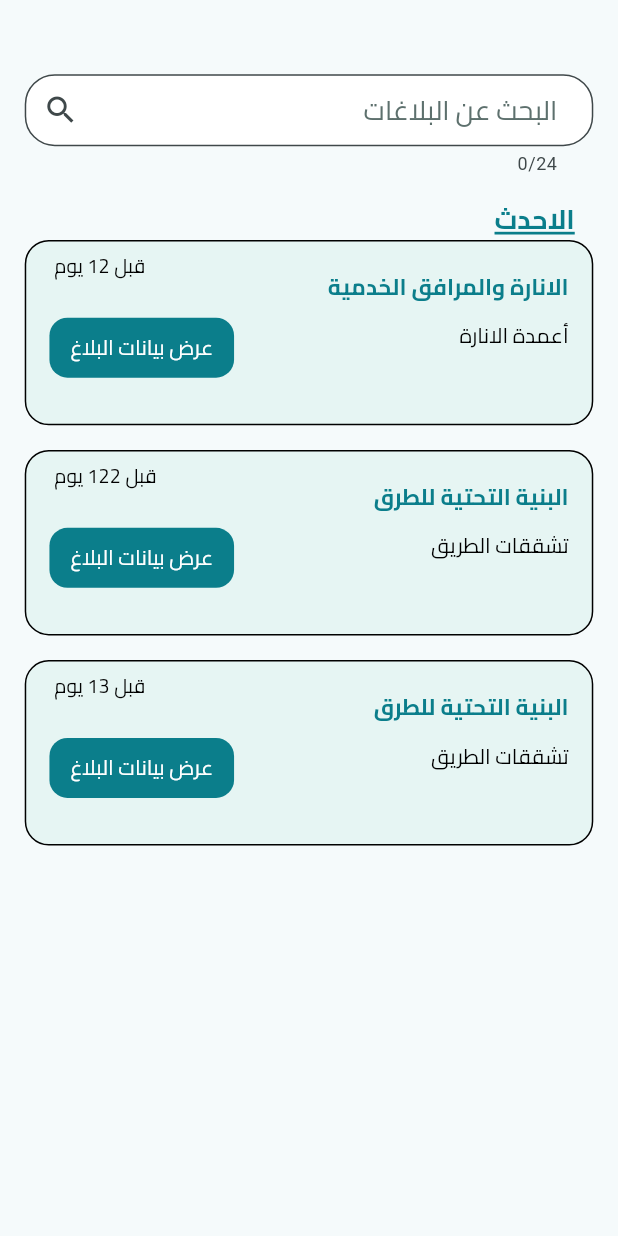
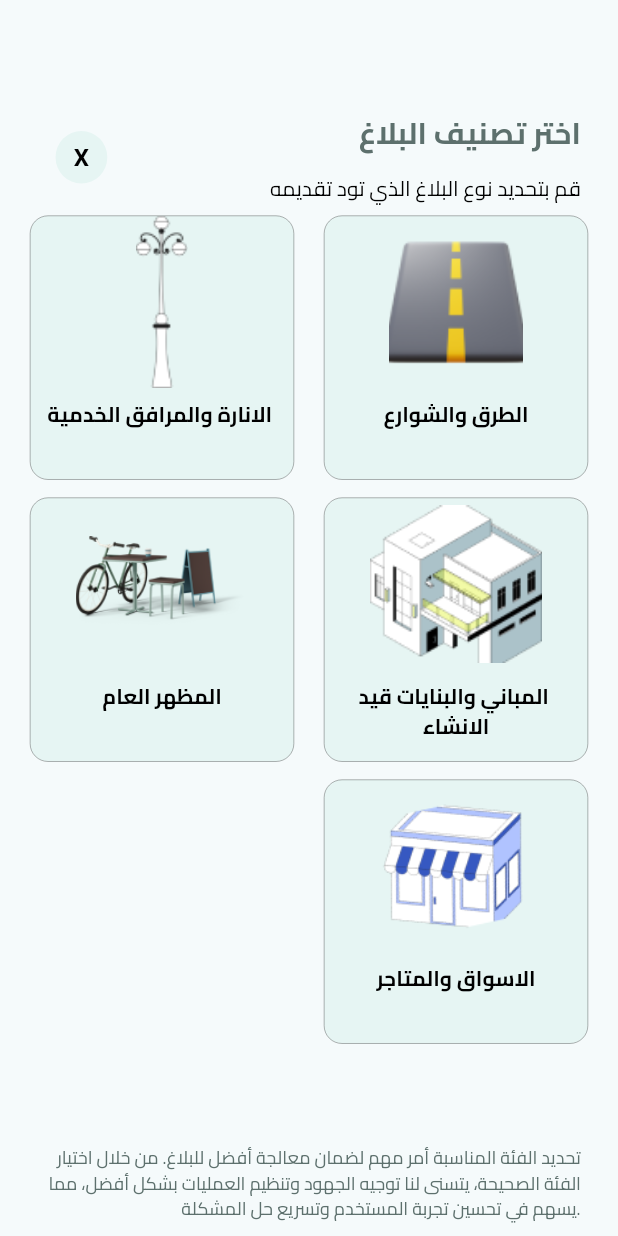
Before and after one commit to Abdullah-Jehani/Eamar_app, a Flutter app: the HomeScreen screen opened directly, after a tap on "ارفع بلاغ", on a phone screen of 412 x 824 dp. Run offline on Flutter 3.47's test engine with Material 3 defaults, Android fonts, the phone set to English and light mode, and no system bars; our stand-ins replace confetti, flutter_svg, google_nav_bar, image_picker, line_icons, shared_preferences and 1 more; missing offline and left inert: iconify_flutter; accounts and stored records are empty; project files that could hold a hidden picture were left out.

Commit message:
report submittion first screen completed

```diff
--- a/lib/screens/main/home_screen.dart
+++ b/lib/screens/main/home_screen.dart
@@ -1,6 +1,7 @@
 import 'package:eamar_app/helpers/colors.dart';
 import 'package:eamar_app/screens/main/center_screen.dart';
 import 'package:eamar_app/screens/main/settings_screen.dart';
+import 'package:eamar_app/screens/reportSubmittion/first_screen.dart';
 import 'package:eamar_app/widgets/home/card_widget.dart';
 import 'package:eamar_app/widgets/home/headline_widget.dart';
 import 'package:flutter/material.dart';
@@ -69,7 +70,7 @@ class _HomeScreenState extends State<HomeScreen> {
                 height: size.height * .008,
               ),
               const CardWidget(
-                route: CenterScreen(),
+                route: FirstScreen(),
                 head: 'قم بالتبليغ عن مظاهر التشوه البصري',
                 tail: 'ساهم في تحسين المشهد الحضاري للمدينه',
                 textButton: 'ارفع بلاغ',
--- a/lib/screens/profile/profile_screen.dart
+++ b/lib/screens/profile/profile_screen.dart
@@ -21,7 +21,8 @@ class _ProfileScreenState extends State<ProfileScreen> {
   Widget build(BuildContext context) {
     Size size = MediaQuery.of(context).size;
     return Scaffold(
-        body: Column(children: [
+        body: SingleChildScrollView(
+      child: Column(children: [
         SizedBox(
           height: size.height * .09,
         ),
@@ -162,6 +163,7 @@ class _ProfileScreenState extends State<ProfileScreen> {
             icon: const Icon(CupertinoIcons.device_phone_portrait),
           ),
         ),
-    ]));
+      ]),
+    ));
   }
 }
--- /dev/null
+++ b/lib/screens/reportSubmittion/camera_screen.dart
@@ -0,0 +1,19 @@
+import 'package:flutter/material.dart';
+
+class CameraScreen extends StatefulWidget {
+  const CameraScreen({super.key});
+
+  @override
+  State<CameraScreen> createState() => _CameraScreenState();
+}
+
+class _CameraScreenState extends State<CameraScreen> {
+  @override
+  Widget build(BuildContext context) {
+    return Scaffold(
+      body: Column(
+        children: [Text('camera screen')],
+      ),
+    );
+  }
+}
--- /dev/null
+++ b/lib/screens/reportSubmittion/first_screen.dart
@@ -0,0 +1,210 @@
+import 'package:eamar_app/helpers/colors.dart';
+import 'package:eamar_app/screens/reportSubmittion/camera_screen.dart';
+import 'package:eamar_app/widgets/helper/close_widget.dart';
+import 'package:flutter/cupertino.dart';
+import 'package:flutter/material.dart';
+
+class ReportCardWidget extends StatefulWidget {
+  const ReportCardWidget({
+    super.key,
+    required this.image,
+    required this.text,
+    required this.onTap,
+    required this.isSelected,
+  });
+  final String image;
+  final String text;
+  final VoidCallback onTap;
+  final bool isSelected;
+
+  @override
+  State<ReportCardWidget> createState() => _ReportCardWidgetState();
+}
+
+class _ReportCardWidgetState extends State<ReportCardWidget> {
+  @override
+  Widget build(BuildContext context) {
+    Size size = MediaQuery.of(context).size;
+    return GestureDetector(
+      onTap: widget.onTap,
+      child: Stack(
+        alignment: Alignment.center,
+        children: [
+          Container(
+            decoration: BoxDecoration(
+              color: secondaryColor,
+              borderRadius: BorderRadius.circular(12),
+              border: Border.all(
+                color: widget.isSelected ? primaryColor : Colors.black,
+                width: widget.isSelected ? 2.5 : 0.2,
+              ),
+            ),
+            child: SingleChildScrollView(
+              child: Column(
+                children: [
+                  SizedBox(
+                    height: 180,
+                    child: Align(
+                      alignment: Alignment.topCenter,
+                      child: Column(
+                        children: [
+                          Image.asset(
+                            widget.image,
+                            fit: BoxFit.contain,
+                            width: 115,
+                            height: 115,
+                          ),
+                          SizedBox(
+                            height: size.height * .009,
+                          ),
+                          Padding(
+                            padding: EdgeInsets.symmetric(
+                                horizontal: size.width * .02),
+                            child: Text(
+                              widget.text,
+                              textAlign: TextAlign.center,
+                              style: const TextStyle(
+                                color: Colors.black,
+                                fontFamily: 'cairo',
+                                fontWeight: FontWeight.bold,
+                                fontSize: 14,
+                              ),
+                            ),
+                          )
+                        ],
+                      ),
+                    ),
+                  ),
+                ],
+              ),
+            ),
+          ),
+        ],
+      ),
+    );
+  }
+}
+
+class FirstScreen extends StatefulWidget {
+  const FirstScreen({super.key});
+
+  @override
+  State<FirstScreen> createState() => _FirstScreenState();
+}
+
+List<Map<String, String>> reports = [
+  {'image': 'assets/images/home/road.png', 'text': 'الطرق والشوارع'},
+  {
+    'image': 'assets/images/home/light.png',
+    'text': ' الانارة والمرافق الخدمية '
+  },
+  {
+    'image': 'assets/images/home/building.png',
+    'text': ' المباني والبنايات قيد الانشاء'
+  },
+  {'image': 'assets/images/home/public.png', 'text': 'المظهر العام'},
+  {'image': 'assets/images/home/store.png', 'text': 'الاسواق والمتاجر'},
+];
+
+class _FirstScreenState extends State<FirstScreen> {
+  int? selectedIndex;
+
+  @override
+  Widget build(BuildContext context) {
+    Size size = MediaQuery.of(context).size;
+    return Scaffold(
+      body: Column(
+        children: [
+          SizedBox(
+            height: size.height * .09,
+          ),
+          Padding(
+            padding: EdgeInsets.symmetric(horizontal: size.width * .06),
+            child: Row(
+              mainAxisAlignment: MainAxisAlignment.spaceBetween,
+              children: [
+                Padding(
+                  padding: EdgeInsets.only(left: size.width * .03),
+                  child: const CloseWidget(),
+                ),
+                Column(
+                  crossAxisAlignment: CrossAxisAlignment.end,
+                  children: [
+                    Text(
+                      'اختر تصنيف البلاغ',
+                      style: TextStyle(
+                          color: textColor,
+                          fontWeight: FontWeight.bold,
+                          fontFamily: 'cairo',
+                          fontSize: 20),
+                    ),
+                    SizedBox(
+                      height: size.height * .015,
+                    ),
+                    const Text(
+                      'قم بتحديد نوع البلاغ الذي تود تقديمه',
+                      style: TextStyle(
+                          color: Colors.black,
+                          fontFamily: 'cairo',
+                          fontSize: 14),
+                    )
+                  ],
+                ),
+              ],
+            ),
+          ),
+          SizedBox(
+            height: size.height * .01,
+          ),
+          Directionality(
+            textDirection: TextDirection.rtl,
+            child: Expanded(
+              child: Padding(
+                padding: const EdgeInsets.symmetric(horizontal: 20.0),
+                child: GridView.builder(
+                  gridDelegate: const SliverGridDelegateWithFixedCrossAxisCount(
+                    mainAxisSpacing: 12,
+                    crossAxisCount: 2,
+                    crossAxisSpacing: 20,
+                  ),
+                  itemCount: reports.length,
+                  itemBuilder: (context, index) {
+                    return ReportCardWidget(
+                      image: reports[index]['image']!,
+                      text: reports[index]['text']!,
+                      onTap: () {
+                        setState(() {
+                          selectedIndex = index;
+                        });
+                        Navigator.pushAndRemoveUntil(
+                            context,
+                            CupertinoPageRoute(
+                                builder: (context) => const CameraScreen()),
+                            (route) => false);
+                      },
+                      isSelected: selectedIndex == index,
+                    );
+                  },
+                ),
+              ),
+            ),
+          ),
+          Padding(
+            padding: EdgeInsets.symmetric(
+              horizontal: size.width * .06,
+            ),
+            child: Text(
+              textAlign: TextAlign.end,
+              'تحديد الفئة المناسبة أمر مهم لضمان معالجة أفضل للبلاغ. من خلال اختيار الفئة الصحيحة، يتسنى لنا توجيه الجهود وتنظيم العمليات بشكل أفضل، مما يسهم في تحسين تجربة المستخدم وتسريع حل المشكلة.',
+              style: TextStyle(
+                  color: textColor, fontFamily: 'cairo', fontSize: 12),
+            ),
+          ),
+          SizedBox(
+            height: 10,
+          ),
+        ],
+      ),
+    );
+  }
+}
```
Also changed, not shown: assets/images/home/building.png (added), assets/images/home/light.png (added), assets/images/home/public.png (added), assets/images/home/road.png (added), assets/images/home/store.png (added). Lines whose indentation alone changed are shown as unchanged.
